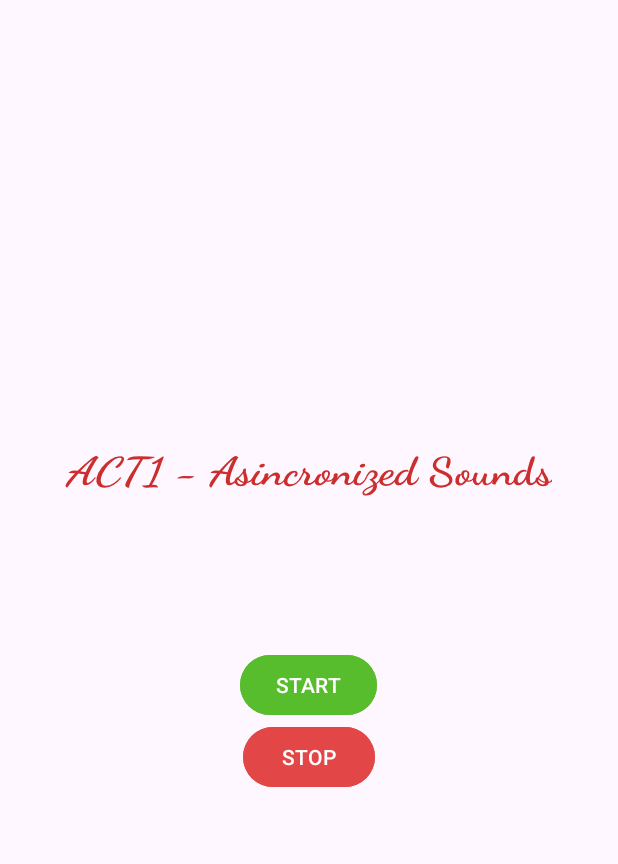
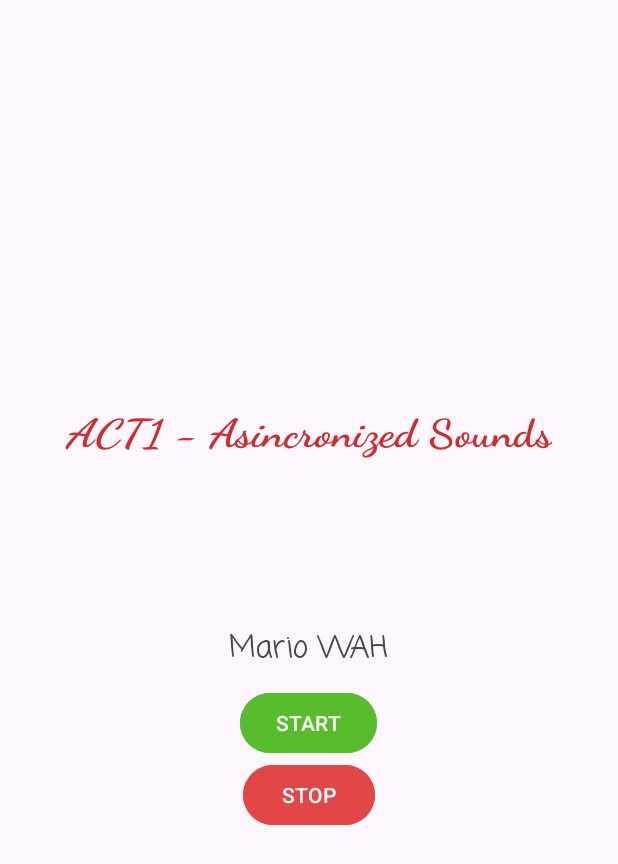
Before and after one commit to Idroj-Git/JORDI_SEGUI_UF2_ACT1, an Android app: the screen it shows after launch (MainActivity), on a phone screen of 412 x 824 dp. Shown: the top 864 px of the screen. Run offline under Robolectric (Android 15) with nearby library versions, the phone set to English and light mode, and no system bars.

Commit message:
reordenat, falta el asincron

```diff
--- a/app/src/main/res/layout/activity_main.xml
+++ b/app/src/main/res/layout/activity_main.xml
@@ -24,6 +24,30 @@
         app:layout_constraintTop_toTopOf="parent"
         android:layout_marginBottom="100dp"/>
 
+    <ScrollView
+        android:layout_width="wrap_content"
+        android:layout_height="wrap_content">
+
+        <LinearLayout
+            android:layout_width="wrap_content"
+            android:layout_height="wrap_content"
+            android:orientation="horizontal"
+            android:gravity="center">
+
+            <!--Cada so té el seu propi LinearLayout per ordenar-ho millor-->
+            <LinearLayout
+                android:layout_width="wrap_content"
+                android:layout_height="wrap_content"
+                android:orientation="vertical"
+                android:gravity="center">
+
+                <TextView
+                    android:layout_width="wrap_content"
+                    android:layout_height="wrap_content"
+                    android:fontFamily="casual"
+                    android:padding="10dp"
+                    android:text="@string/marioWa"
+                    android:textSize="20sp" />
 
                 <Button
                     android:id="@+id/playButton_sound1"
@@ -39,5 +63,13 @@
                     android:backgroundTint="#E34646"
                     android:text="@string/stopMarioWa" />
 
+            </LinearLayout>
 
         </LinearLayout>
+
+
+    </ScrollView>
+
+
+
+</LinearLayout>
--- a/app/src/main/res/values/strings.xml
+++ b/app/src/main/res/values/strings.xml
@@ -1,6 +1,7 @@
 <resources>
     <string name="app_name">JORDI_SEGUI_UF2_ACT1</string>
     <string name="title">ACT1 - Asincronized Sounds</string>
+    <string name="marioWa">Mario WAH</string>
     <string name="startMarioWa">START</string>
     <string name="stopMarioWa">STOP</string>
 </resources>
```
Lines whose indentation alone changed are shown as unchanged.
